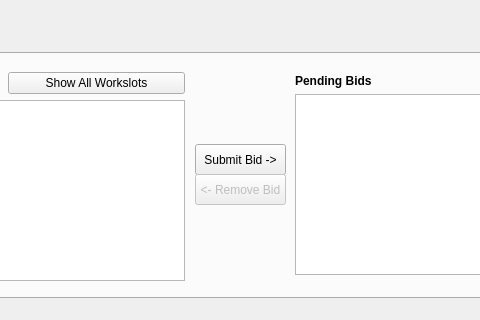
wreathe-unreal/CSIT314-Project, file QtCafeWorkforceManager/CafeStaffWindow.ui: the form before one commit; both pictures show x 517 to 997 and y 231 to 551 of the 1194 by 551 pixel window.
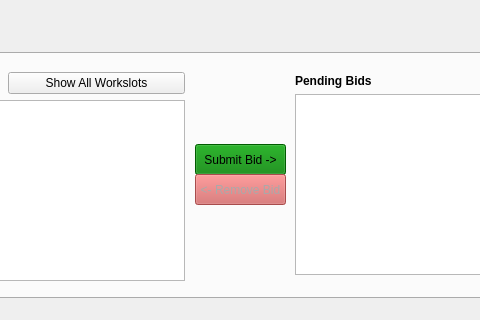
The form after the commit. The open tabs and pages were chosen to show the change. Icons and pictures are not drawn.

```diff
--- a/QtCafeWorkforceManager/CafeStaffWindow.ui
+++ b/QtCafeWorkforceManager/CafeStaffWindow.ui
@@ -227,6 +227,9 @@
         <height>31</height>
        </rect>
       </property>
+      <property name="styleSheet">
+       <string notr="true">background-color: green;</string>
+      </property>
       <property name="text">
        <string>Submit Bid -&gt;</string>
       </property>
@@ -281,6 +284,10 @@
         <height>31</height>
        </rect>
       </property>
+      <property name="styleSheet">
+       <string notr="true">background-color: indianred;
+color: darkgray;</string>
+      </property>
       <property name="text">
        <string>&lt;- Remove Bid</string>
       </property>
```
Left out of the diff: 6 changed lines with no effect on the pictures.
